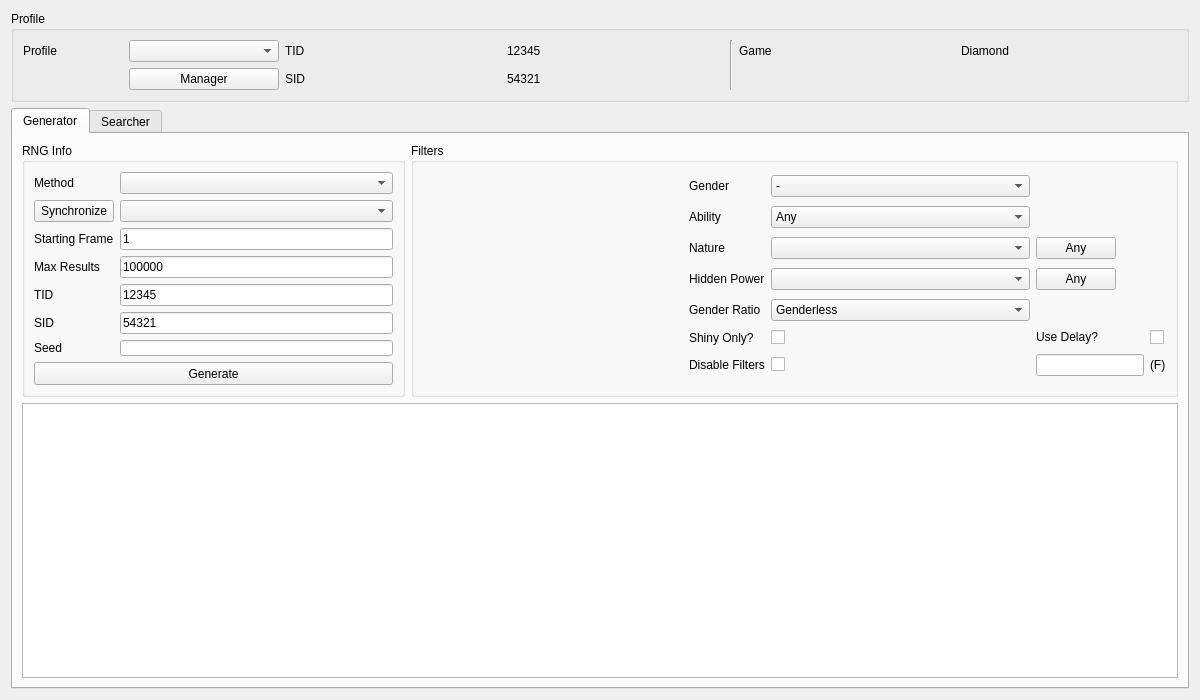
The window that Forms/Gen4/Stationary4.ui (Admiral-Fish/PokeFinder) describes before a commit, drawn with Qt 5.
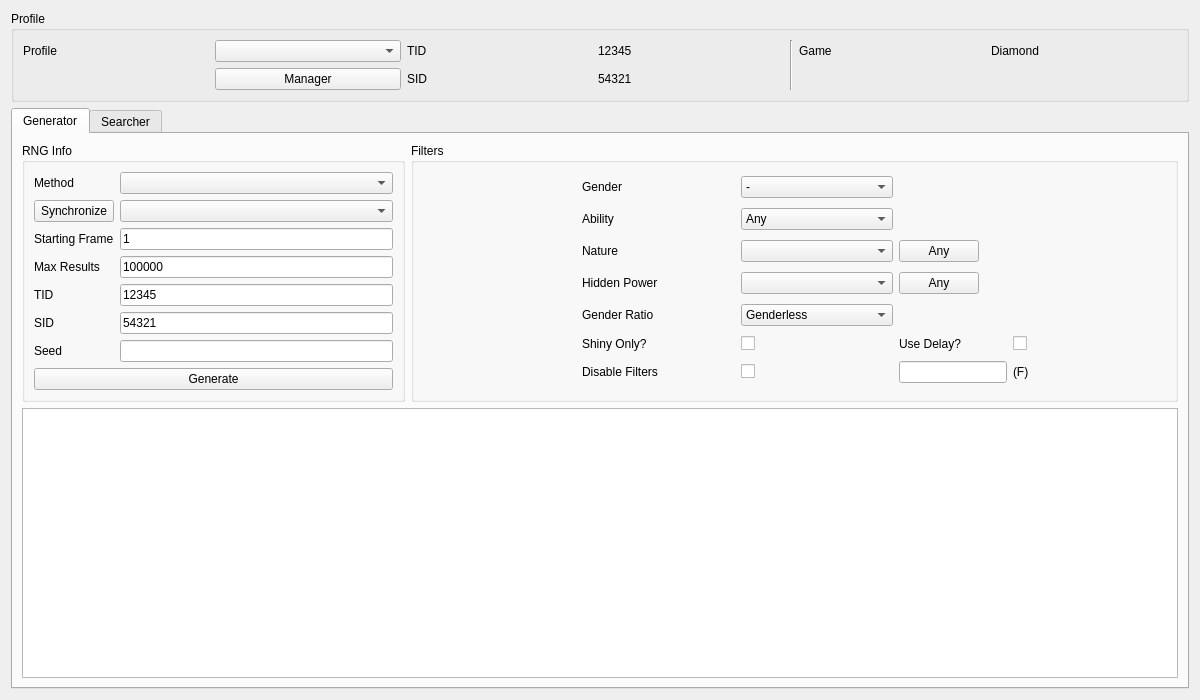
The same window after the commit. Custom widgets are drawn as their Qt base class.

```diff
--- a/Forms/Gen4/Stationary4.ui
+++ b/Forms/Gen4/Stationary4.ui
@@ -22,38 +22,19 @@
   <layout class="QGridLayout" name="gridLayout_7">
    <item row="0" column="0">
     <widget class="QGroupBox" name="groupBoxProfile">
-     <property name="minimumSize">
-      <size>
-       <width>0</width>
-       <height>70</height>
-      </size>
-     </property>
      <property name="title">
       <string>Profile</string>
      </property>
      <layout class="QGridLayout" name="gridLayout_5">
       <item row="0" column="0">
        <widget class="QLabel" name="labelProfile">
-        <property name="maximumSize">
-         <size>
-          <width>100</width>
-          <height>16777215</height>
-         </size>
-        </property>
         <property name="text">
          <string>Profile</string>
         </property>
        </widget>
       </item>
       <item row="0" column="1">
-       <widget class="QComboBox" name="comboBoxProfiles">
-        <property name="maximumSize">
-         <size>
-          <width>150</width>
-          <height>16777215</height>
-         </size>
-        </property>
-       </widget>
+       <widget class="QComboBox" name="comboBoxProfiles"/>
       </item>
       <item row="0" column="2">
        <widget class="QLabel" name="labelProfileTID">
@@ -132,21 +113,9 @@
          <property name="sizePolicy">
           <sizepolicy hsizetype="Preferred" vsizetype="Preferred">
            <horstretch>1</horstretch>
-           <verstretch>1</verstretch>
+           <verstretch>0</verstretch>
           </sizepolicy>
          </property>
-         <property name="minimumSize">
-          <size>
-           <width>0</width>
-           <height>0</height>
-          </size>
-         </property>
-         <property name="maximumSize">
-          <size>
-           <width>16777215</width>
-           <height>16777215</height>
-          </size>
-         </property>
          <property name="styleSheet">
           <string notr="true"/>
          </property>
@@ -156,12 +125,6 @@
          <layout class="QGridLayout" name="gridLayout_6">
           <item row="0" column="0">
            <widget class="QLabel" name="labelGeneratorMethod">
-            <property name="sizePolicy">
-             <sizepolicy hsizetype="Fixed" vsizetype="Preferred">
-              <horstretch>0</horstretch>
-              <verstretch>0</verstretch>
-             </sizepolicy>
-            </property>
             <property name="text">
              <string>Method</string>
             </property>
@@ -182,12 +145,6 @@
           </item>
           <item row="3" column="0">
            <widget class="QLabel" name="labelGeneratorMaxResults">
-            <property name="sizePolicy">
-             <sizepolicy hsizetype="Fixed" vsizetype="Preferred">
-              <horstretch>0</horstretch>
-              <verstretch>0</verstretch>
-             </sizepolicy>
-            </property>
             <property name="text">
              <string>Max Results</string>
             </property>
@@ -208,12 +165,6 @@
           </item>
           <item row="4" column="0">
            <widget class="QLabel" name="labelGeneratorTID">
-            <property name="sizePolicy">
-             <sizepolicy hsizetype="Fixed" vsizetype="Preferred">
-              <horstretch>0</horstretch>
-              <verstretch>0</verstretch>
-             </sizepolicy>
-            </property>
             <property name="text">
              <string>TID</string>
             </property>
@@ -237,12 +188,6 @@
             <property name="enabled">
              <bool>true</bool>
             </property>
-            <property name="minimumSize">
-             <size>
-              <width>231</width>
-              <height>23</height>
-             </size>
-            </property>
             <property name="text">
              <string>Generate</string>
             </property>
@@ -272,12 +217,6 @@
           </item>
           <item row="5" column="0">
            <widget class="QLabel" name="labelGeneratorSID">
-            <property name="sizePolicy">
-             <sizepolicy hsizetype="Fixed" vsizetype="Preferred">
-              <horstretch>0</horstretch>
-              <verstretch>0</verstretch>
-             </sizepolicy>
-            </property>
             <property name="text">
              <string>SID</string>
             </property>
@@ -285,18 +224,6 @@
           </item>
           <item row="6" column="1">
            <widget class="TextBox" name="textBoxGeneratorSeed">
-            <property name="sizePolicy">
-             <sizepolicy hsizetype="Preferred" vsizetype="Preferred">
-              <horstretch>0</horstretch>
-              <verstretch>0</verstretch>
-             </sizepolicy>
-            </property>
-            <property name="maximumSize">
-             <size>
-              <width>16777215</width>
-              <height>16</height>
-             </size>
-            </property>
             <property name="inputMask">
              <string/>
             </property>
@@ -332,12 +259,6 @@
           </item>
           <item row="6" column="0">
            <widget class="QLabel" name="labelGeneratorSeed">
-            <property name="sizePolicy">
-             <sizepolicy hsizetype="Fixed" vsizetype="Preferred">
-              <horstretch>0</horstretch>
-              <verstretch>0</verstretch>
-             </sizepolicy>
-            </property>
             <property name="text">
              <string>Seed</string>
             </property>
@@ -380,15 +301,9 @@
          <property name="sizePolicy">
           <sizepolicy hsizetype="Preferred" vsizetype="Preferred">
            <horstretch>2</horstretch>
-           <verstretch>1</verstretch>
+           <verstretch>0</verstretch>
           </sizepolicy>
          </property>
-         <property name="maximumSize">
-          <size>
-           <width>16777215</width>
-           <height>16777215</height>
-          </size>
-         </property>
          <property name="styleSheet">
           <string notr="true"/>
          </property>
@@ -397,29 +312,10 @@
          </property>
          <layout class="QGridLayout" name="gridLayout">
           <item row="0" column="0" rowspan="7">
-           <widget class="IVFilter" name="ivFilterGenerator" native="true">
-            <property name="minimumSize">
-             <size>
-              <width>160</width>
-              <height>180</height>
-             </size>
-            </property>
-            <property name="maximumSize">
-             <size>
-              <width>16777215</width>
-              <height>16777215</height>
-             </size>
-            </property>
-           </widget>
+           <widget class="IVFilter" name="ivFilterGenerator" native="true"/>
           </item>
           <item row="0" column="1">
            <widget class="QLabel" name="labelGeneratorGender">
-            <property name="sizePolicy">
-             <sizepolicy hsizetype="Fixed" vsizetype="Preferred">
-              <horstretch>0</horstretch>
-              <verstretch>0</verstretch>
-             </sizepolicy>
-            </property>
             <property name="text">
              <string>Gender</string>
             </property>
@@ -446,12 +342,6 @@
           </item>
           <item row="1" column="1">
            <widget class="QLabel" name="labelGeneratorAbility">
-            <property name="sizePolicy">
-             <sizepolicy hsizetype="Fixed" vsizetype="Preferred">
-              <horstretch>0</horstretch>
-              <verstretch>0</verstretch>
-             </sizepolicy>
-            </property>
             <property name="text">
              <string>Ability</string>
             </property>
@@ -478,12 +368,6 @@
           </item>
           <item row="2" column="1">
            <widget class="QLabel" name="labelGeneratorNature">
-            <property name="sizePolicy">
-             <sizepolicy hsizetype="Fixed" vsizetype="Preferred">
-              <horstretch>0</horstretch>
-              <verstretch>0</verstretch>
-             </sizepolicy>
-            </property>
             <property name="text">
              <string>Nature</string>
             </property>
@@ -500,12 +384,6 @@
               <verstretch>0</verstretch>
              </sizepolicy>
             </property>
-            <property name="minimumSize">
-             <size>
-              <width>50</width>
-              <height>13</height>
-             </size>
-            </property>
             <property name="text">
              <string>Any</string>
             </property>
@@ -513,12 +391,6 @@
           </item>
           <item row="3" column="1">
            <widget class="QLabel" name="labelGeneratorHiddenPower">
-            <property name="sizePolicy">
-             <sizepolicy hsizetype="Fixed" vsizetype="Preferred">
-              <horstretch>0</horstretch>
-              <verstretch>0</verstretch>
-             </sizepolicy>
-            </property>
             <property name="text">
              <string>Hidden Power</string>
             </property>
@@ -535,12 +407,6 @@
               <verstretch>0</verstretch>
              </sizepolicy>
             </property>
-            <property name="minimumSize">
-             <size>
-              <width>50</width>
-              <height>13</height>
-             </size>
-            </property>
             <property name="text">
              <string>Any</string>
             </property>
@@ -548,12 +414,6 @@
           </item>
           <item row="4" column="1">
            <widget class="QLabel" name="labelGeneratorGenderRatio">
-            <property name="sizePolicy">
-             <sizepolicy hsizetype="Fixed" vsizetype="Preferred">
-              <horstretch>0</horstretch>
-              <verstretch>0</verstretch>
-             </sizepolicy>
-            </property>
             <property name="text">
              <string>Gender Ratio</string>
             </property>
@@ -600,12 +460,6 @@
           </item>
           <item row="5" column="1">
            <widget class="QLabel" name="labelGeneratorShinyOnly">
-            <property name="sizePolicy">
-             <sizepolicy hsizetype="Fixed" vsizetype="Preferred">
-              <horstretch>0</horstretch>
-              <verstretch>0</verstretch>
-             </sizepolicy>
-            </property>
             <property name="text">
              <string>Shiny Only?</string>
             </property>
@@ -620,12 +474,6 @@
           </item>
           <item row="5" column="3">
            <widget class="QLabel" name="labelGeneratorDelay">
-            <property name="sizePolicy">
-             <sizepolicy hsizetype="Fixed" vsizetype="Fixed">
-              <horstretch>0</horstretch>
-              <verstretch>0</verstretch>
-             </sizepolicy>
-            </property>
             <property name="text">
              <string>Use Delay?</string>
             </property>
@@ -633,12 +481,6 @@
           </item>
           <item row="5" column="4">
            <widget class="QCheckBox" name="checkBoxGeneratorDelay">
-            <property name="sizePolicy">
-             <sizepolicy hsizetype="Fixed" vsizetype="Fixed">
-              <horstretch>0</horstretch>
-              <verstretch>0</verstretch>
-             </sizepolicy>
-            </property>
             <property name="text">
              <string/>
             </property>
@@ -646,12 +488,6 @@
           </item>
           <item row="6" column="1">
            <widget class="QLabel" name="labelGeneratorDisableFilters">
-            <property name="sizePolicy">
-             <sizepolicy hsizetype="Fixed" vsizetype="Preferred">
-              <horstretch>0</horstretch>
-              <verstretch>0</verstretch>
-             </sizepolicy>
-            </property>
             <property name="text">
              <string>Disable Filters</string>
             </property>
@@ -670,17 +506,11 @@
              <bool>true</bool>
             </property>
             <property name="sizePolicy">
-             <sizepolicy hsizetype="Fixed" vsizetype="Fixed">
+             <sizepolicy hsizetype="Preferred" vsizetype="Fixed">
               <horstretch>0</horstretch>
               <verstretch>0</verstretch>
              </sizepolicy>
             </property>
-            <property name="minimumSize">
-             <size>
-              <width>63</width>
-              <height>13</height>
-             </size>
-            </property>
             <property name="text">
              <string/>
             </property>
@@ -691,12 +521,6 @@
           </item>
           <item row="6" column="4">
            <widget class="QLabel" name="labelGeneratorFrame">
-            <property name="sizePolicy">
-             <sizepolicy hsizetype="Fixed" vsizetype="Preferred">
-              <horstretch>0</horstretch>
-              <verstretch>0</verstretch>
-             </sizepolicy>
-            </property>
             <property name="text">
              <string>(F)</string>
             </property>
@@ -707,18 +531,6 @@
        </item>
        <item row="1" column="0" colspan="2">
         <widget class="TableView" name="tableViewGenerator">
-         <property name="sizePolicy">
-          <sizepolicy hsizetype="Expanding" vsizetype="Expanding">
-           <horstretch>0</horstretch>
-           <verstretch>2</verstretch>
-          </sizepolicy>
-         </property>
-         <property name="maximumSize">
-          <size>
-           <width>16777215</width>
-           <height>16777215</height>
-          </size>
-         </property>
          <property name="contextMenuPolicy">
           <enum>Qt::CustomContextMenu</enum>
          </property>
```
Left out of the diff: 179 changed lines with no effect on the pictures.
